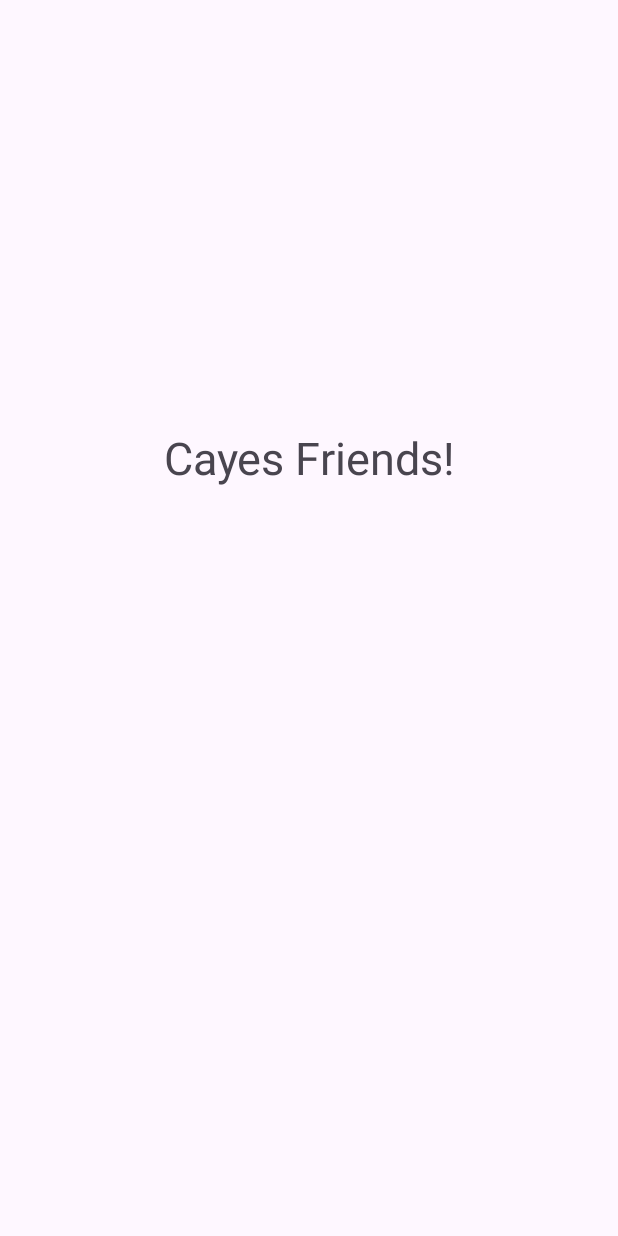
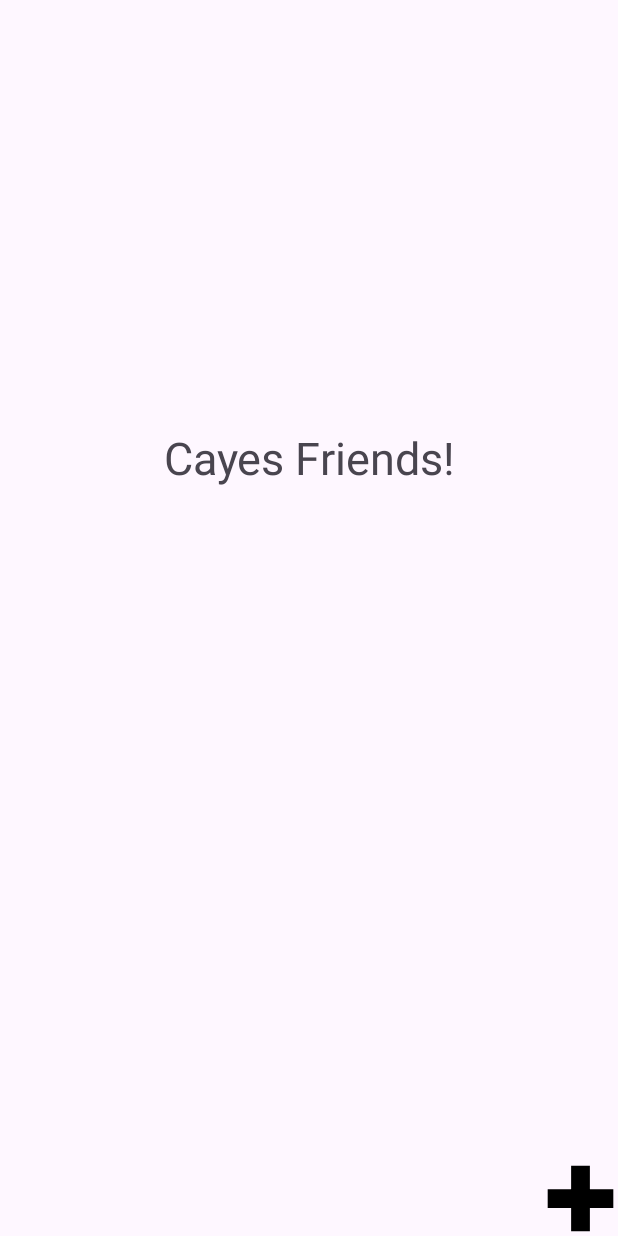
Before and after one commit to estheretiennelynce/Esther-Pracice, an Android app: the screen it shows after launch (MainActivity), after a tap on "Qui suis-je ?", on a phone screen of 412 x 824 dp. Run offline under Robolectric (Android 15) with nearby library versions, the phone set to English and light mode, and no system bars.

Commit message:
buttonSwitch

```diff
--- a/app/src/main/AndroidManifest.xml
+++ b/app/src/main/AndroidManifest.xml
@@ -12,6 +12,9 @@
         android:supportsRtl="true"
         android:theme="@style/Theme.EstherPracice">
         <activity
+            android:name=".AddQuestion"
+            android:exported="false" />
+        <activity
             android:name=".MainActivity"
             android:exported="true">
             <intent-filter>
--- a/app/src/main/java/com/example/esther_pracice/MainActivity.kt
+++ b/app/src/main/java/com/example/esther_pracice/MainActivity.kt
@@ -2,11 +2,13 @@ package com.example.esther_pracice
 
 import android.os.Bundle
 import android.view.View
+import android.widget.ImageView
 import android.widget.TextView
 import androidx.activity.enableEdgeToEdge
 import androidx.appcompat.app.AppCompatActivity
 import androidx.core.view.ViewCompat
 import androidx.core.view.WindowInsetsCompat
+import android.content.Intent
 
 class MainActivity : AppCompatActivity() {
     override fun onCreate(savedInstanceState: Bundle?) {
@@ -14,6 +16,15 @@ class MainActivity : AppCompatActivity() {
         setContentView(R.layout.activity_main)
         val flashcardQuestion = findViewById<TextView>(R.id.flashcard_question)
         val flashcardAnswer = findViewById<TextView>(R.id.flashcard_answer)
+        val buttonAddQuestion = findViewById<ImageView>(R.id.add)
+
+        fun launchComposeView() {
+            val i = Intent (this, AddQuestion::class.java)
+            startActivity(i)
+        }
+        buttonAddQuestion.setOnClickListener {
+            launchComposeView()
+        }
         flashcardQuestion.setOnClickListener {
             flashcardQuestion.visibility = View.INVISIBLE
             flashcardAnswer.visibility = View.VISIBLE
--- /dev/null
+++ b/app/src/main/res/drawable/add.xml
@@ -0,0 +1,9 @@
+<vector xmlns:android="http://schemas.android.com/apk/res/android"
+    android:width="800dp"
+    android:height="800dp"
+    android:viewportWidth="16"
+    android:viewportHeight="16">
+  <path
+      android:pathData="M10,1H6V6L1,6V10H6V15H10V10H15V6L10,6V1Z"
+      android:fillColor="#000000"/>
+</vector>
--- a/app/src/main/res/layout/activity_main.xml
+++ b/app/src/main/res/layout/activity_main.xml
@@ -33,5 +33,18 @@
         android:layout_below="@+id/flashcard_question"
         android:visibility="invisible"/>
 
+    <ImageView
+        android:layout_width="50dp"
+        android:layout_height="50dp"
+        android:src="@drawable/add"
+        android:id="@+id/add"
+        android:layout_alignParentBottom="true"
+        android:layout_alignParentRight="true"
+        />
+
+
+
+
+
 
     </RelativeLayout>
```
Also changed, not shown: app/src/main/java/com/example/esther_pracice/AddQuestion.kt (added, +20 -0 lines), app/src/main/res/layout/activity_add_question.xml (added, +10 -0 lines).
